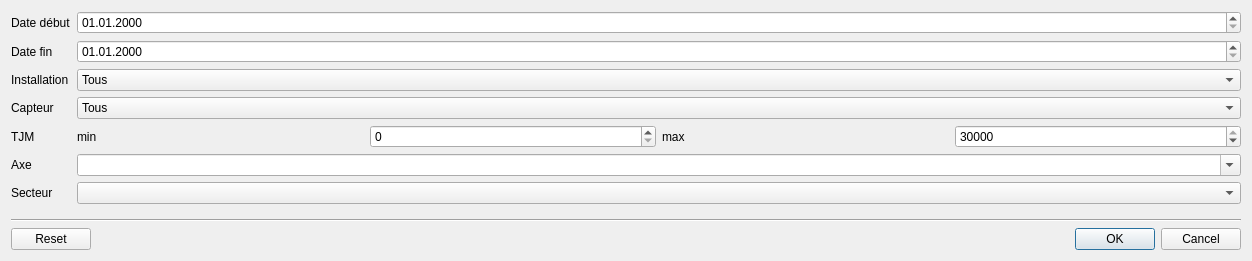
Qt form comptages/ui/filter.ui (opengisch/OpenComptage) before a commit.
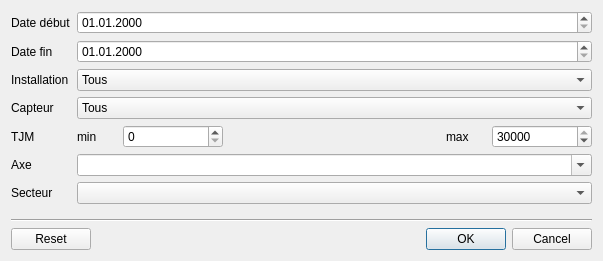
The same form after that commit. Custom widgets are drawn as their Qt base class.

Commit message: Improve spacing in filter dialog

What changed in the file:
```diff
--- a/comptages/ui/filter.ui
+++ b/comptages/ui/filter.ui
@@ -6,7 +6,7 @@
    <rect>
     <x>0</x>
     <y>0</y>
-    <width>1252</width>
+    <width>603</width>
     <height>261</height>
    </rect>
   </property>
@@ -108,16 +108,45 @@
      </item>
      <item row="4" column="1">
       <layout class="QGridLayout" name="gridLayout">
+       <item row="0" column="1">
+        <widget class="QSpinBox" name="tjm_min">
+         <property name="minimumSize">
+          <size>
+           <width>100</width>
+           <height>0</height>
+          </size>
+         </property>
+         <property name="maximum">
+          <number>30000</number>
+         </property>
+        </widget>
+       </item>
        <item row="0" column="2">
-        <widget class="QLabel" name="max_tjm">
-         <property name="minimumSize">
+        <spacer name="horizontalSpacer_2">
+         <property name="orientation">
+          <enum>Qt::Horizontal</enum>
+         </property>
+         <property name="sizeHint" stdset="0">
           <size>
            <width>40</width>
+           <height>20</height>
+          </size>
+         </property>
+        </spacer>
+       </item>
+       <item row="0" column="4">
+        <widget class="QSpinBox" name="tjm_max">
+         <property name="minimumSize">
+          <size>
+           <width>100</width>
            <height>0</height>
           </size>
          </property>
-         <property name="text">
-          <string>max</string>
+         <property name="maximum">
+          <number>30000</number>
+         </property>
+         <property name="value">
+          <number>30000</number>
          </property>
         </widget>
        </item>
@@ -134,20 +163,16 @@
          </property>
         </widget>
        </item>
-       <item row="0" column="1">
-        <widget class="QSpinBox" name="tjm_min">
-         <property name="maximum">
-          <number>30000</number>
-         </property>
-        </widget>
-       </item>
        <item row="0" column="3">
-        <widget class="QSpinBox" name="tjm_max">
-         <property name="maximum">
-          <number>30000</number>
+        <widget class="QLabel" name="max_tjm">
+         <property name="minimumSize">
+          <size>
+           <width>40</width>
+           <height>0</height>
+          </size>
          </property>
-         <property name="value">
-          <number>30000</number>
+         <property name="text">
+          <string>max</string>
          </property>
         </widget>
        </item>
```
